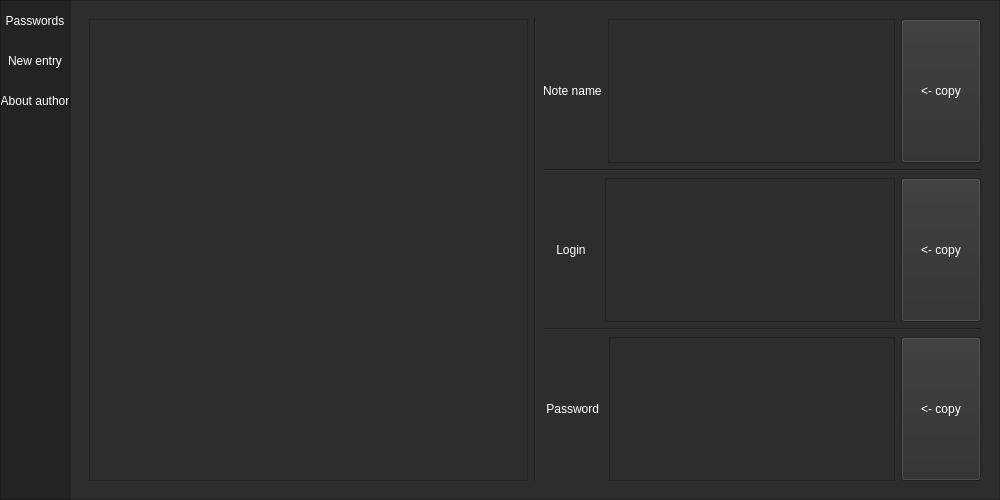
The window that data/ui/main.ui (Dmitriev8822/Password_manager) describes before a commit, drawn with Qt 5.
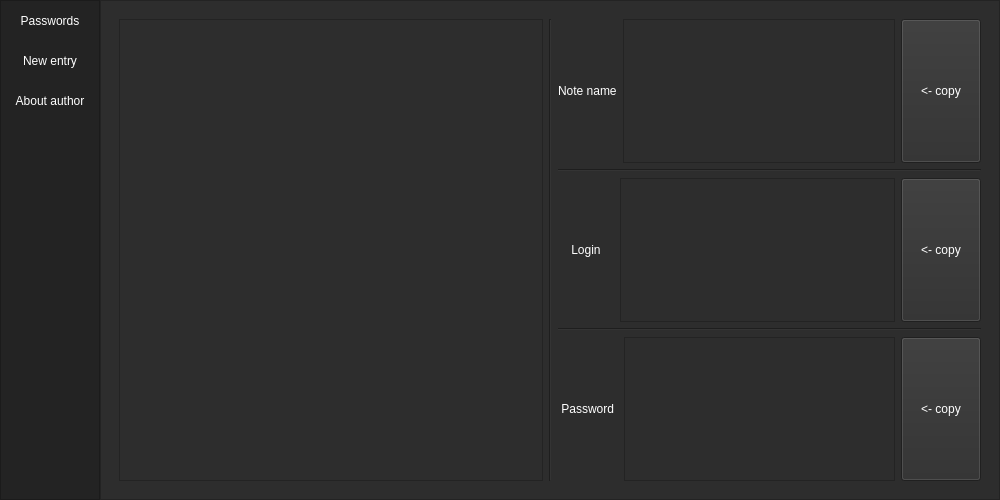
The same window after the commit.

```diff
--- a/data/ui/main.ui
+++ b/data/ui/main.ui
@@ -67,7 +67,7 @@
         <widget class="QFrame" name="frame_left_menu">
          <property name="minimumSize">
           <size>
-           <width>70</width>
+           <width>100</width>
            <height>0</height>
           </size>
          </property>
```
